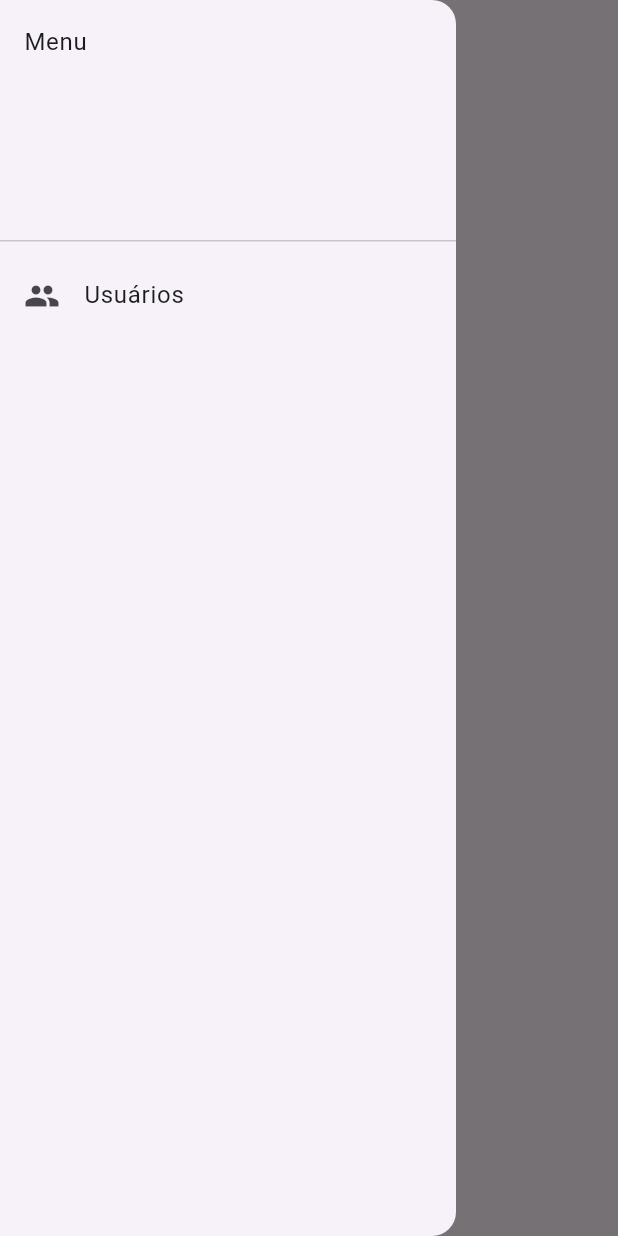
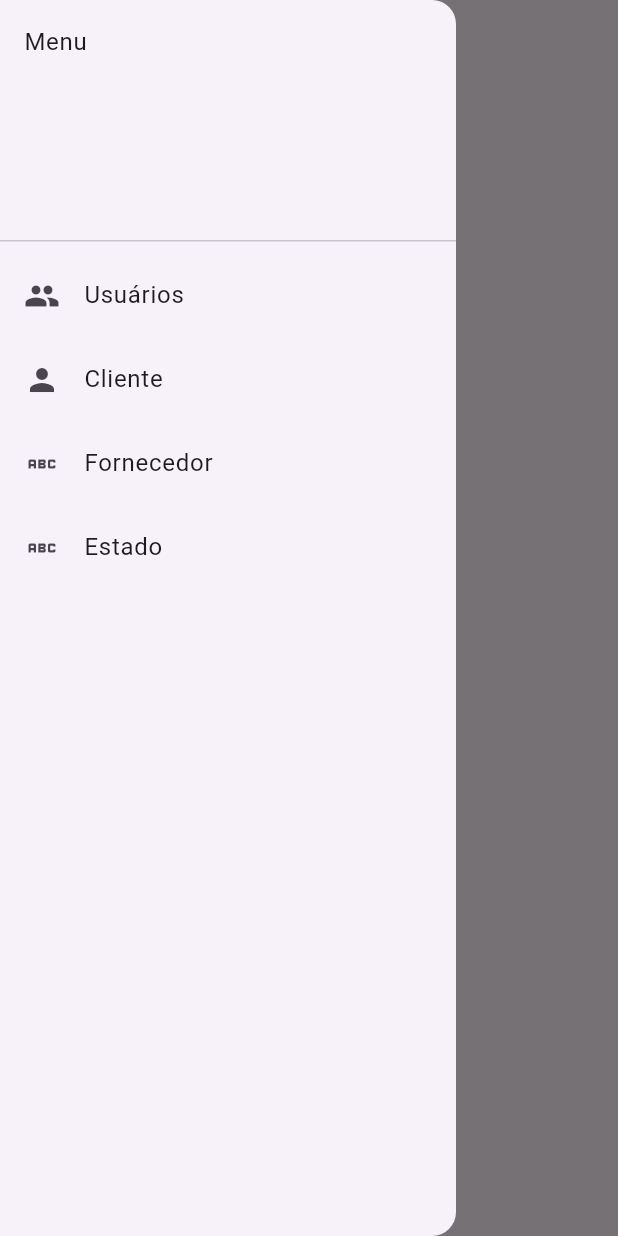
Before and after one commit to feliphearaujo/flutter_refresh, a Flutter app: the screen it shows after launch, with the side drawer open, on a phone screen of 412 x 824 dp. Run offline on Flutter 3.47's test engine with Material 3 defaults, Android fonts, the phone set to English and light mode, and no system bars.

Commit message:
componentização e rotas

```diff
--- /dev/null
+++ b/lib/components/menu_home_drawer.dart
@@ -0,0 +1,29 @@
+import 'package:flutter/material.dart';
+import 'package:flutter_refresh/helpers/helper_widget.dart';
+import 'package:flutter_refresh/screens/estado_search_screen.dart';
+
+class MenuHomeDrawer extends StatelessWidget {
+  const MenuHomeDrawer({super.key});
+
+  @override
+  Widget build(BuildContext context) {
+    return Drawer(
+      child: createMenuDrawer(context),
+    );
+  }
+
+
+Widget createMenuDrawer(BuildContext context) {
+  return ListView(
+    children: [
+      /*Cabeçalho do menu */
+      const DrawerHeader(child: Text("Menu")),
+      /*Item do menu */
+      HelperWidget.createItemMenu(context, "Usuários", Icons.people, ""),
+      HelperWidget.createItemMenu(context, "Cliente", Icons.person, ""),
+      HelperWidget.createItemMenu(context, "Fornecedor", Icons.abc, ""),
+      HelperWidget.createItemMenu(context, "Estado", Icons.abc, EstadoSearchScreen.routeName),
+    ],
+  );
+}
+}
--- /dev/null
+++ b/lib/components/widgets/search_widget.dart
@@ -0,0 +1,10 @@
+import 'package:flutter/material.dart';
+
+class SearchWidget extends StatelessWidget {
+const SearchWidget({ Key? key }) : super(key: key);
+
+  @override
+  Widget build(BuildContext context){
+    return Container();
+  }
+}
--- /dev/null
+++ b/lib/helpers/helper_widget.dart
@@ -0,0 +1,20 @@
+import 'package:flutter/material.dart';
+import 'package:flutter_refresh/screens/estado_search_screen.dart';
+
+/**
+ * Classe para auxiliar a criação dos itens de menu, deixando o código mais limpo
+ */
+class HelperWidget {
+  static Widget createItemMenu(
+      BuildContext context, String title, IconData icon, String routeName) {
+    return ListTile(
+      title: Text(title),
+      leading: Icon(icon),
+      onTap: () async {
+        Navigator.pop(context);
+        // Não posso chamar a rota direto pelo nome devido a flexibilidade desejada, o ideal é utilizar parâmetros
+        await Navigator.pushNamed(context, routeName);
+      },
+    );
+  }
+}
--- a/lib/home_screen.dart
+++ /dev/null
@@ -1,48 +0,0 @@
-import 'package:flutter/material.dart';
-
-class HomeScreen extends StatelessWidget{
-  const HomeScreen({super.key});
-
-
-  @override
-  Widget build(BuildContext context) {
-    return Scaffold(
-      // Cabeçalho da janela
-      appBar: AppBar(
-        title: const Text("Home"),
-      ),
-      // Menu Drawer
-      drawer: Drawer(
-        child: createMenuDrawer(context)
-      ),
-      // Corpo da janela
-      body:
-      // Margem na aplicação
-      const Padding(
-        padding: EdgeInsets.all(16),
-        // Componentes que vão aparecer dentro do padding
-        child: Text("Esse é o Home"),
-      )
-    );
-  }
-
-  Widget createMenuDrawer(BuildContext context) {
-    return ListView(children:
-    [
-      // Cabeçalho do menu
-      const DrawerHeader(child: Text("Menu")),
-      // Criando os itens de menu
-      ListTile(
-        // Nomeando o item
-        title: const Text("Usuários"),
-        // Colocando icone
-        leading: Icon(Icons.people),
-        // Evento do clique
-        onTap: () {
-          Navigator.pop(context);
-        },
-      ),
-
-    ],);
-  }
-}
--- a/lib/main.dart
+++ b/lib/main.dart
@@ -1,5 +1,6 @@
 import 'package:flutter/material.dart';
-import 'package:flutter_refresh/home_screen.dart';
+import 'package:flutter_refresh/routes_names.dart';
+import 'package:flutter_refresh/screens/home_screen.dart';
 
 void main() {
   runApp(const MainApp());
@@ -10,8 +11,9 @@ class MainApp extends StatelessWidget {
 
   @override
   Widget build(BuildContext context) {
-    return const MaterialApp(
-      home: HomeScreen()
+    return MaterialApp(
+      initialRoute: HomeScren.routeName,
+      routes: RouteNames.routesNames,
     );
   }
 }
--- /dev/null
+++ b/lib/routes_names.dart
@@ -0,0 +1,13 @@
+import 'package:flutter/material.dart';
+import 'package:flutter_refresh/screens/estado_search_screen.dart';
+import 'package:flutter_refresh/screens/home_screen.dart';
+
+class RouteNames{
+  // Mapa statico no qual tenho id da rota seguido da janela que quero chamar associado a uma função
+  static Map<String, Widget Function(BuildContext context)> routesNames = {
+    HomeScren.routeName : (context) => HomeScren(),
+    EstadoSearchScreen.routeName :(context) => const EstadoSearchScreen()
+  };
+
+
+}
--- /dev/null
+++ b/lib/screens/estado_search_screen.dart
@@ -0,0 +1,22 @@
+import 'package:flutter/material.dart';
+import 'package:flutter_refresh/components/widgets/search_widget.dart';
+
+class EstadoSearchScreen extends StatefulWidget {
+  static final String routeName = "EstadoSearch";
+  const EstadoSearchScreen({ Key? key }) : super(key: key);
+
+  @override
+  State<StatefulWidget> createState() => _EstadoSearchScreenState();
+}
+
+class _EstadoSearchScreenState extends State<EstadoSearchScreen> {
+  @override
+  Widget build(BuildContext context) {
+    return Scaffold(
+      appBar: AppBar(
+        title: const Text('Title'),
+      ),
+      body: SearchWidget(),
+    );
+  }
+}
--- /dev/null
+++ b/lib/screens/home_screen.dart
@@ -0,0 +1,29 @@
+import 'package:flutter/material.dart';
+import 'package:flutter_refresh/components/menu_home_drawer.dart';
+
+class HomeScren extends StatelessWidget {
+  static final String routeName = "/";
+
+  const HomeScren({super.key});
+
+  @override
+  Widget build(BuildContext context) {
+    return Scaffold(
+        appBar: AppBar(
+          title: const Text("Home"),
+        ),
+        drawer: MenuHomeDrawer(),
+        body: const Padding(
+          padding: EdgeInsets.all(16.0),
+          child: Center(
+            child: Text(
+              "Faz o L",
+              style: TextStyle(
+                fontSize: 50.0,
+                color: Colors.red,
+              ),
+            ),
+          ),
+        ));
+  }
+}
```
